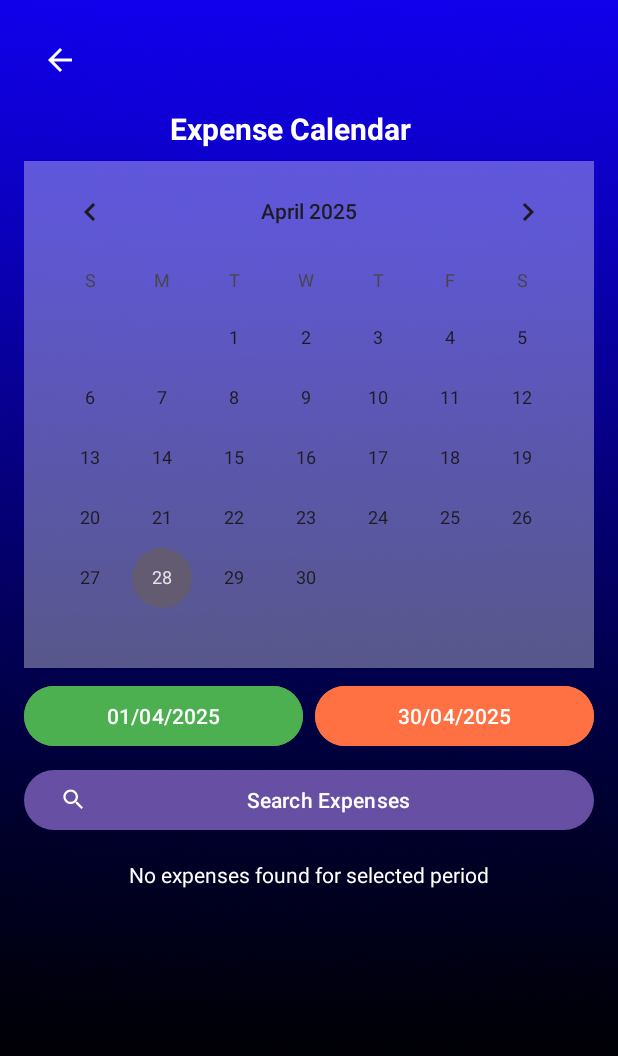
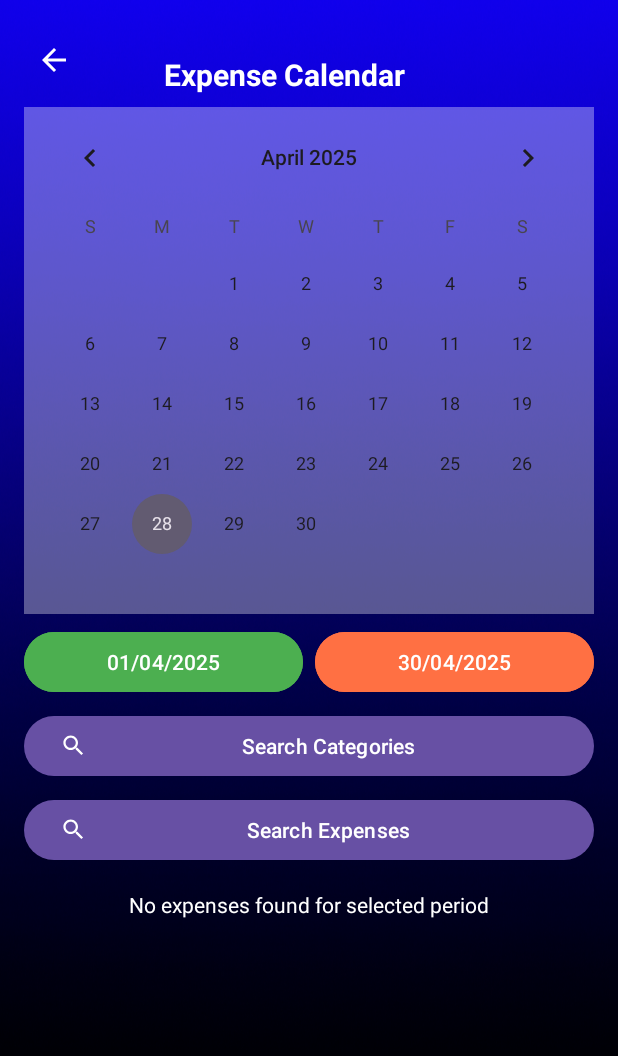
Before and after one commit to Joshua-shields/Joshua-Shields-ST10255631-Cash-Up-budget-app, an Android app: the CalendarActivity screen opened directly, with no data from a screen before it, on a phone screen of 412 x 824 dp. Shown: the top 1056 px of the screen. Run offline under Robolectric (Android 15) with nearby library versions, the phone set to English and light mode, and no system bars; our stand-ins replace Room's generated code.

Commit message:
fixed UI layout for the calendar to have the category button

```diff
--- a/app/src/main/java/Database/ExpenseDao.kt
+++ b/app/src/main/java/Database/ExpenseDao.kt
@@ -40,6 +40,10 @@ interface ExpenseDao {
     @Query("SELECT * FROM expense_table WHERE id = :expenseId")
     suspend fun getExpenseID(expenseId: Int): Expense?
 
+    //filter attempt by matching the type to the category name
+    @Query("SELECT * FROM expense_table WHERE userId = :userId AND type = :categoryName ORDER BY startDate DESC")
+    suspend fun getExpensesCategoryName(userId: Int, categoryName: String): List<Expense>
+
     //update expense
     @Update
     suspend fun updateExpense(expense: Expense)
--- a/app/src/main/res/layout/activity_calendar.xml
+++ b/app/src/main/res/layout/activity_calendar.xml
@@ -9,21 +9,22 @@
     android:padding="16dp">
 
     <!-- Title -->
+
+    <!-- Back Button -->
     <TextView
         android:id="@+id/calendarTitle"
         android:layout_width="wrap_content"
         android:layout_height="wrap_content"
-        android:layout_marginTop="56dp"
+        android:layout_marginTop="20dp"
         android:text="Expense Calendar"
         android:textColor="@color/white"
         android:textSize="20sp"
         android:textStyle="bold"
         app:layout_constraintEnd_toEndOf="parent"
-        app:layout_constraintHorizontal_bias="0.444"
+        app:layout_constraintHorizontal_bias="0.425"
         app:layout_constraintStart_toStartOf="parent"
         app:layout_constraintTop_toTopOf="parent" />
 
-    <!-- Back Button -->
     <ImageButton
         android:id="@+id/back_button_poe"
         android:layout_width="48dp"
@@ -89,6 +90,17 @@
             android:backgroundTint="#FF7043" />
     </LinearLayout>
 
+    <!-- Search Category Button -->
+    <com.google.android.material.button.MaterialButton
+        android:id="@+id/categorySearchButton"
+        android:layout_width="match_parent"
+        android:layout_height="wrap_content"
+        android:text="Search Categories"
+        android:layout_marginTop="8dp"
+        app:icon="@drawable/ic_search"
+        app:layout_constraintTop_toBottomOf="@id/dateSelectionLayout"
+        app:layout_constraintStart_toStartOf="parent"
+        app:layout_constraintEnd_toEndOf="parent" />
 
     <!-- Search Expense Button -->
     <com.google.android.material.button.MaterialButton
@@ -98,7 +110,7 @@
         android:text="Search Expenses"
         android:layout_marginTop="8dp"
         app:icon="@drawable/ic_search"
-        app:layout_constraintTop_toBottomOf="@id/dateSelectionLayout"
+        app:layout_constraintTop_toBottomOf="@id/categorySearchButton"
         app:layout_constraintStart_toStartOf="parent"
         app:layout_constraintEnd_toEndOf="parent" />
 
```
